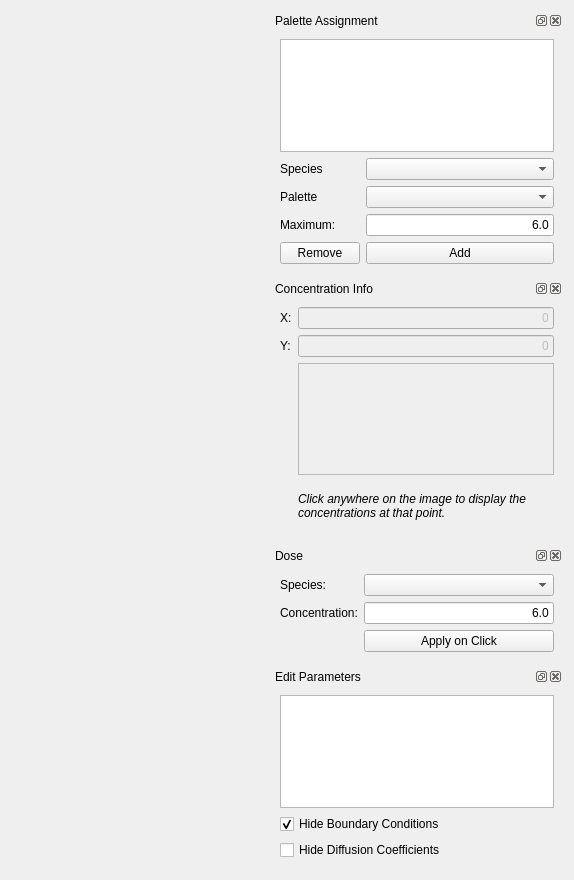
fbergmann/spatial-sbml, file SpatialUI/spatialmainwidget.ui: the form before one commit.
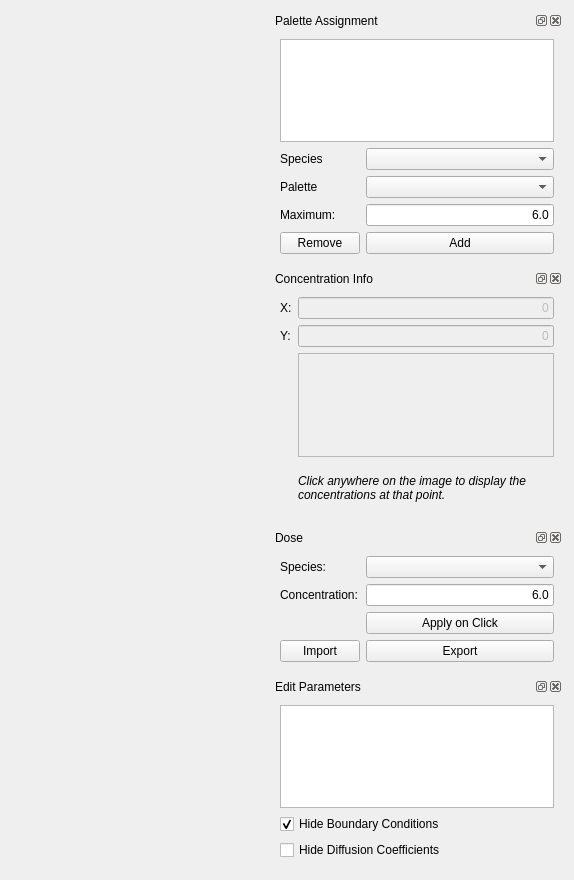
The form after the commit. Custom widgets are drawn as their Qt base class.

Commit message: - import / export concentrations

The edit to the form file:
```diff
--- a/SpatialUI/spatialmainwidget.ui
+++ b/SpatialUI/spatialmainwidget.ui
@@ -274,6 +274,26 @@
              </property>
             </widget>
            </item>
+            <item row="3" column="1">
+              <widget class="QPushButton" name="cmdExportConc">
+                <property name="text">
+                  <string>Export</string>
+                </property>
+                <property name="checkable">
+                  <bool>false</bool>
+                </property>
+              </widget>
+            </item>
+            <item row="3" column="0">
+              <widget class="QPushButton" name="cmdImportConc">
+                <property name="text">
+                  <string>Import</string>
+                </property>
+                <property name="checkable">
+                  <bool>false</bool>
+                </property>
+              </widget>
+            </item>
           </layout>
          </widget>
         </widget>
```
The commit also changes 3 other files.
